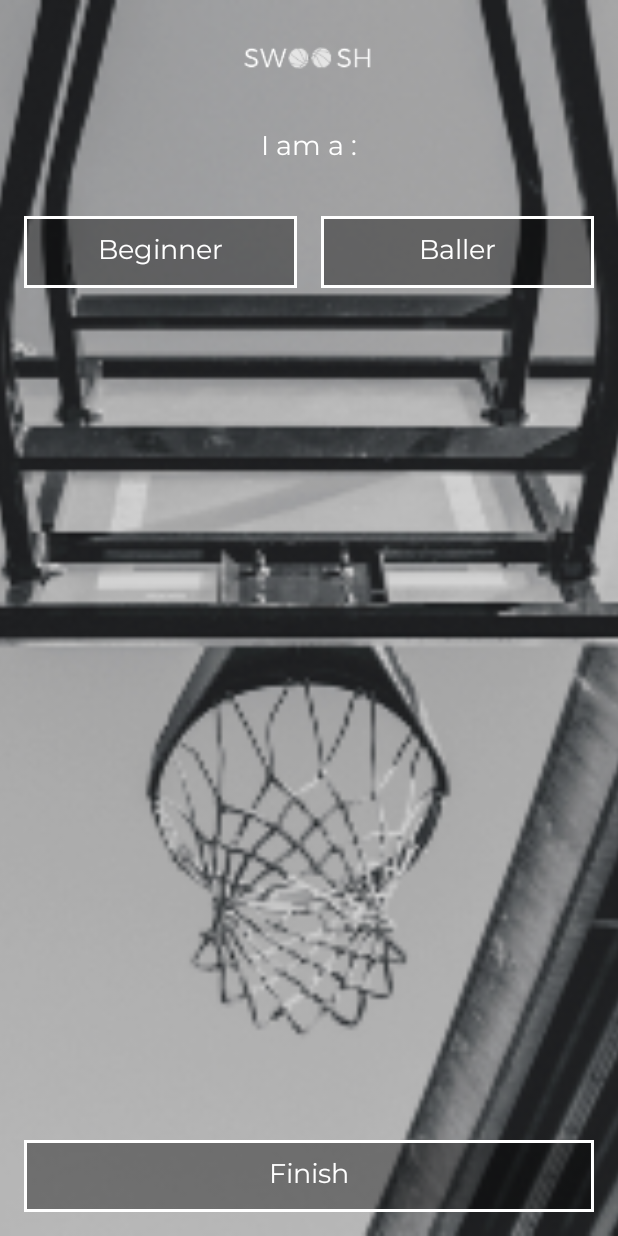
After one commit to fandyrahmats/Swoosh, an Android app: the SkillActivity screen opened directly, with no data from a screen before it, on a phone screen of 412 x 824 dp. The commit adds this screen. Run offline under Robolectric (Android 15) with nearby library versions, the phone set to English and light mode, and no system bars.

Commit message:
adding skill activity

```diff
--- a/app/src/main/AndroidManifest.xml
+++ b/app/src/main/AndroidManifest.xml
@@ -21,7 +21,9 @@
             android:name="preloaded_fonts"
             android:resource="@array/preloaded_fonts" />
 
-        <activity android:name=".LeagueActivity"></activity>
+        <activity android:name=".LeagueActivity" />
+        <activity android:name=".BaseActivity" />
+        <activity android:name=".SkillActivity"></activity>
     </application>
 
 </manifest>
--- /dev/null
+++ b/app/src/main/java/com/example/fandyrahmatsaputra/swoosh/SkillActivity.kt
@@ -0,0 +1,12 @@
+package com.example.fandyrahmatsaputra.swoosh
+
+import android.support.v7.app.AppCompatActivity
+import android.os.Bundle
+
+class SkillActivity : AppCompatActivity() {
+
+    override fun onCreate(savedInstanceState: Bundle?) {
+        super.onCreate(savedInstanceState)
+        setContentView(R.layout.activity_skill)
+    }
+}
--- /dev/null
+++ b/app/src/main/res/layout/activity_skill.xml
@@ -0,0 +1,103 @@
+<?xml version="1.0" encoding="utf-8"?>
+<android.support.constraint.ConstraintLayout xmlns:android="http://schemas.android.com/apk/res/android"
+    xmlns:app="http://schemas.android.com/apk/res-auto"
+    xmlns:tools="http://schemas.android.com/tools"
+    android:layout_width="match_parent"
+    android:layout_height="match_parent"
+    tools:context=".SkillActivity">
+
+    <ImageView
+        android:id="@+id/imageView5"
+        android:layout_width="0dp"
+        android:layout_height="0dp"
+        android:scaleType="centerCrop"
+        app:layout_constraintBottom_toBottomOf="parent"
+        app:layout_constraintEnd_toEndOf="parent"
+        app:layout_constraintStart_toStartOf="parent"
+        app:layout_constraintTop_toTopOf="parent"
+        app:srcCompat="@drawable/beginnerballerbg" />
+
+    <ImageView
+        android:id="@+id/imageView6"
+        android:layout_width="88dp"
+        android:layout_height="29dp"
+        android:layout_marginEnd="8dp"
+        android:layout_marginStart="8dp"
+        android:layout_marginTop="24dp"
+        app:layout_constraintEnd_toEndOf="parent"
+        app:layout_constraintStart_toStartOf="parent"
+        app:layout_constraintTop_toTopOf="@+id/imageView5"
+        app:srcCompat="@drawable/swooshlogo" />
+
+    <TextView
+        android:id="@+id/textView5"
+        android:layout_width="wrap_content"
+        android:layout_height="wrap_content"
+        android:layout_marginEnd="8dp"
+        android:layout_marginStart="8dp"
+        android:layout_marginTop="32dp"
+        android:fontFamily="@font/montserrat"
+        android:text="I am a :"
+        android:textColor="@android:color/white"
+        android:textSize="18sp"
+        app:layout_constraintEnd_toEndOf="parent"
+        app:layout_constraintStart_toStartOf="parent"
+        app:layout_constraintTop_toBottomOf="@+id/imageView6" />
+
+    <LinearLayout
+        android:layout_width="0dp"
+        android:layout_height="70dp"
+        android:layout_marginEnd="16dp"
+        android:layout_marginStart="16dp"
+        android:layout_marginTop="32dp"
+        android:orientation="horizontal"
+        app:layout_constraintEnd_toEndOf="parent"
+        app:layout_constraintStart_toStartOf="parent"
+        app:layout_constraintTop_toBottomOf="@+id/textView5">
+
+        <ToggleButton
+            android:id="@+id/toggleButton4"
+            android:layout_width="wrap_content"
+            android:layout_height="wrap_content"
+            android:layout_marginRight="16dp"
+            android:layout_weight="1"
+            android:background="@drawable/custom_toggle_button"
+            android:fontFamily="@font/montserrat"
+            android:text="Beginner"
+            android:textAppearance="@style/TextAppearance.AppCompat"
+            android:textColor="@android:color/white"
+            android:textOff="Beginner"
+            android:textOn="Beginner"
+            android:textSize="18sp" />
+
+        <ToggleButton
+            android:layout_width="wrap_content"
+            android:layout_height="wrap_content"
+            android:layout_weight="1"
+            android:background="@drawable/custom_toggle_button"
+            android:fontFamily="@font/montserrat"
+            android:text="ToggleButton"
+            android:textAppearance="@style/TextAppearance.AppCompat"
+            android:textColor="@android:color/white"
+            android:textOff="Baller"
+            android:textOn="Baller"
+            android:textSize="18sp" />
+    </LinearLayout>
+
+    <Button
+        android:id="@+id/btn_intent_finish"
+        android:layout_width="0dp"
+        android:layout_height="wrap_content"
+        android:layout_marginBottom="16dp"
+        android:layout_marginEnd="16dp"
+        android:layout_marginStart="16dp"
+        android:background="@drawable/custom_button"
+        android:fontFamily="@font/montserrat"
+        android:text="Finish"
+        android:textAppearance="@style/TextAppearance.AppCompat"
+        android:textColor="@android:color/white"
+        android:textSize="18sp"
+        app:layout_constraintBottom_toBottomOf="parent"
+        app:layout_constraintEnd_toEndOf="parent"
+        app:layout_constraintStart_toStartOf="parent" />
+</android.support.constraint.ConstraintLayout>
--- a/app/src/main/res/layout/activity_welcome.xml
+++ b/app/src/main/res/layout/activity_welcome.xml
@@ -79,7 +79,7 @@
         app:layout_constraintTop_toBottomOf="@+id/textView2" />
 
     <Button
-        android:id="@+id/button"
+        android:id="@+id/btn_intent_league"
         android:layout_width="0dp"
         android:layout_height="47dp"
         android:layout_marginBottom="24dp"
```
Also changed, not shown: app/src/main/java/com/example/fandyrahmatsaputra/swoosh/BaseActivity.kt (added, +45 -0 lines), app/src/main/java/com/example/fandyrahmatsaputra/swoosh/LeagueActivity.kt (+9 -1 lines), app/src/main/java/com/example/fandyrahmatsaputra/swoosh/WelcomeActivity.kt (+8 -2 lines), app/src/main/res/layout/activity_league.xml (+17 -14 lines), app/src/main/res/values/strings.xml (+7 -0 lines).
